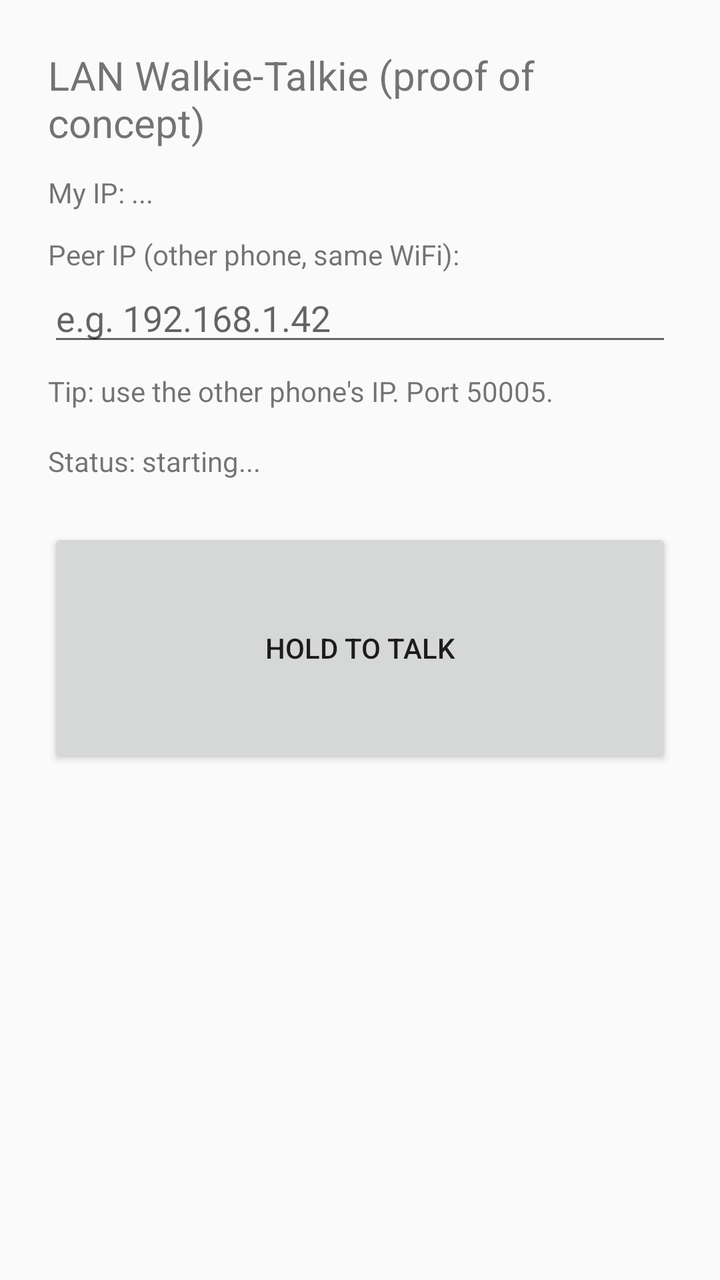
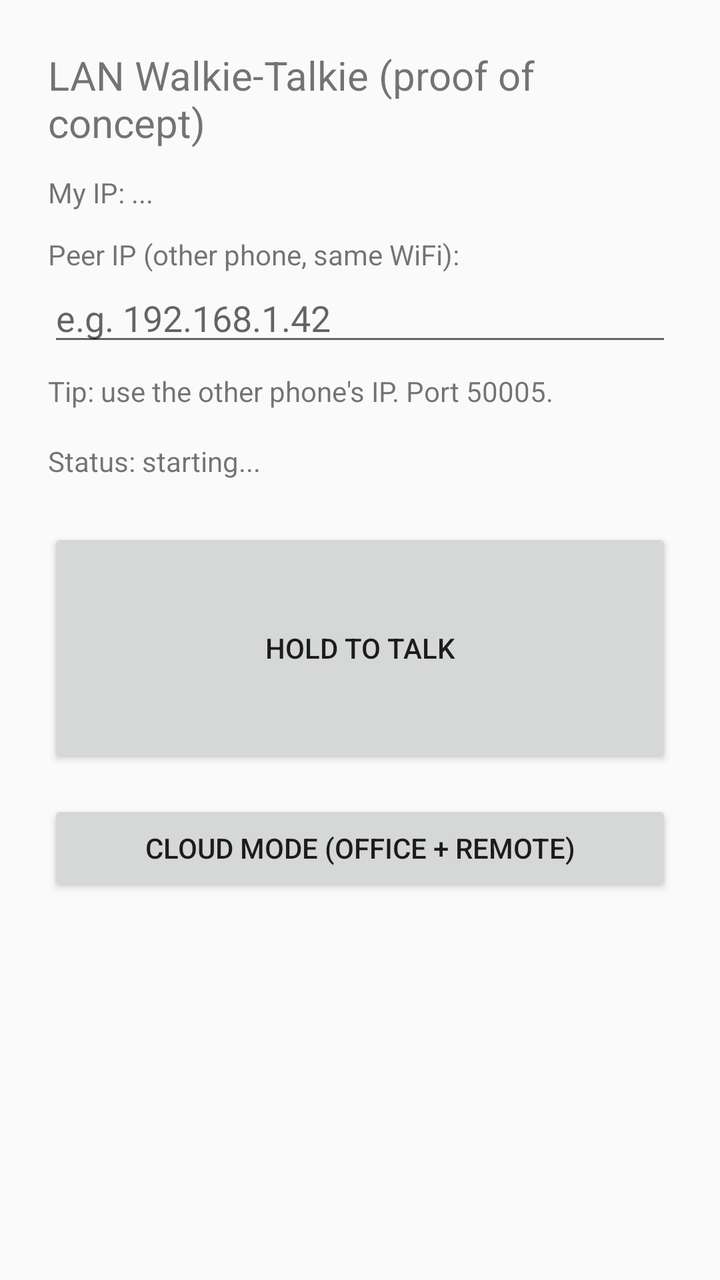

The first picture is an Android layout as it rendered before a commit; the second is the same layout after the commit. The layout source and the unified diff follow.
<!-- AndroidManifest.xml: application theme android:Theme.Material.Light.NoActionBar -->
<!-- res/layout/activity_main.xml -->
<?xml version="1.0" encoding="utf-8"?>
<LinearLayout xmlns:android="http://schemas.android.com/apk/res/android"
    android:layout_width="match_parent"
    android:layout_height="match_parent"
    android:orientation="vertical"
    android:padding="24dp">

    <TextView
        android:layout_width="wrap_content"
        android:layout_height="wrap_content"
        android:text="LAN Walkie-Talkie (proof of concept)"
        android:textSize="20sp" />

    <TextView
        android:id="@+id/ownIpText"
        android:layout_width="wrap_content"
        android:layout_height="wrap_content"
        android:layout_marginTop="12dp"
        android:text="My IP: ..." />

    <TextView
        android:layout_width="wrap_content"
        android:layout_height="wrap_content"
        android:layout_marginTop="12dp"
        android:text="Peer IP (other phone, same WiFi):" />

    <EditText
        android:id="@+id/peerIpInput"
        android:layout_width="match_parent"
        android:layout_height="wrap_content"
        android:hint="e.g. 192.168.1.42"
        android:inputType="text" />

    <TextView
        android:layout_width="wrap_content"
        android:layout_height="wrap_content"
        android:layout_marginTop="8dp"
        android:text="Tip: use the other phone's IP. Port 50005." />

    <TextView
        android:id="@+id/statusText"
        android:layout_width="wrap_content"
        android:layout_height="wrap_content"
        android:layout_marginTop="16dp"
        android:text="Status: starting..." />

    <Button
        android:id="@+id/pttButton"
        android:layout_width="match_parent"
        android:layout_height="120dp"
        android:layout_marginTop="24dp"
        android:text="HOLD TO TALK" />

</LinearLayout>
<!-- resources referenced by this layout -->
<resources>

</resources>

<!-- the commit's change to res/layout/activity_main.xml (unified diff, before → after) -->
@@ -51,4 +51,11 @@
         android:layout_marginTop="24dp"
         android:text="HOLD TO TALK" />
 
+    <Button
+        android:id="@+id/cloudModeButton"
+        android:layout_width="match_parent"
+        android:layout_height="wrap_content"
+        android:layout_marginTop="16dp"
+        android:text="CLOUD MODE (OFFICE + REMOTE)" />
+
 </LinearLayout>
